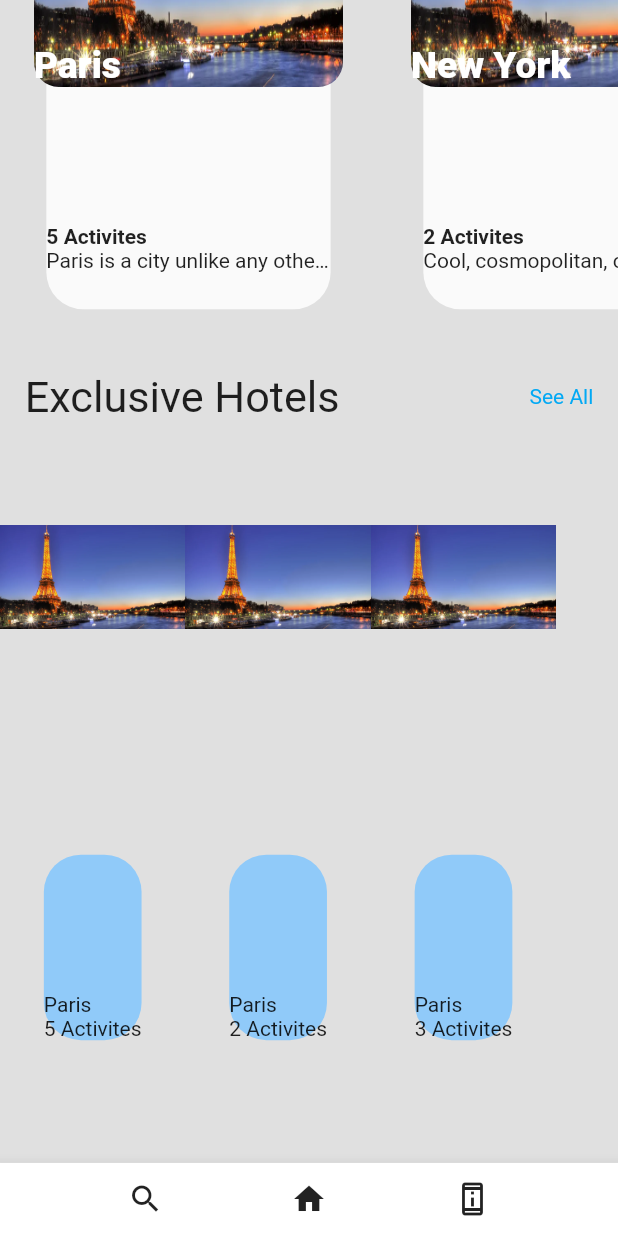
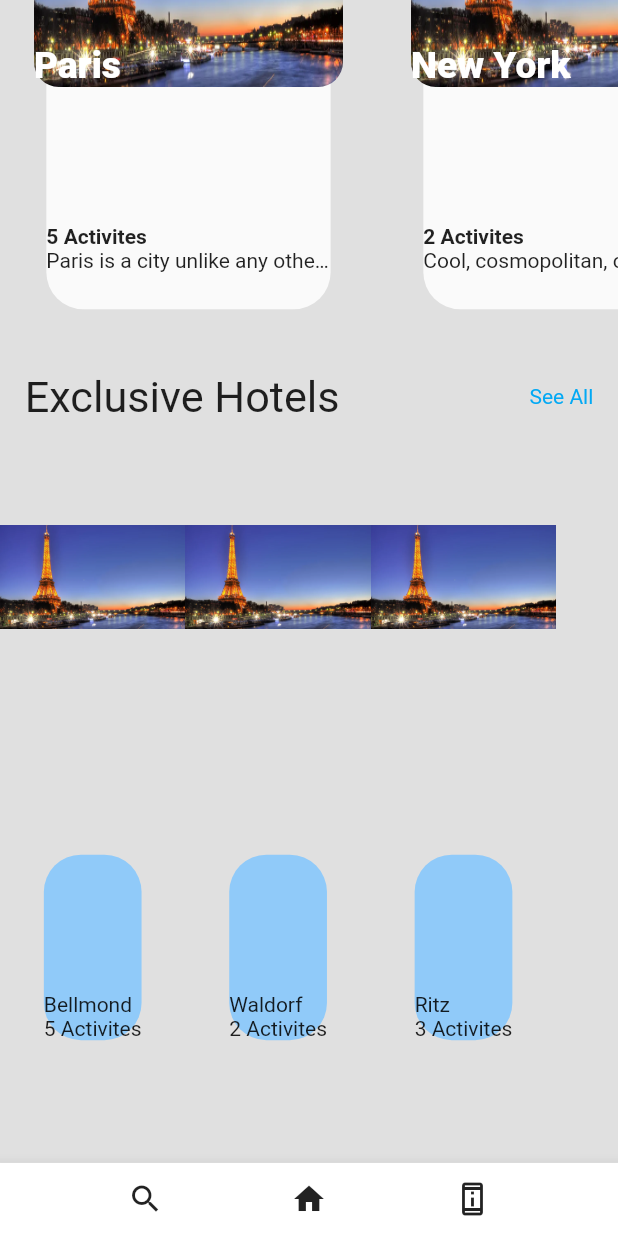
Before and after one commit to L1ght5p33D/travel_app_ui_flutter, a Flutter app: the screen it shows after launch, scrolled down 374 dp, on a phone screen of 412 x 824 dp. Run offline on Flutter 3.47's test engine with Material 2 defaults, Android fonts, the phone set to English and light mode, and no system bars.

```diff
--- a/lib/destinationCaro.dart
+++ b/lib/destinationCaro.dart
@@ -8,21 +8,24 @@ List<Map> destinationdata = [
     "activityCount": "5 Activites",
     "description":
         "Paris is a city unlike any other. It is overflowing with culture, history, and beauty. And while people travel to Paris to see the Louvre",
-    "img_path": "assets/images/paris_travel.webp"
+    "img_path": "assets/images/paris_travel.webp",
+    "activities": [{"activity_name": "hiking", "activity_type":"outdoors", "activity_price": 20}]
   },
   {
     "destinationName": "New York",
     "activityCount": "2 Activites",
     "description":
         "Cool, cosmopolitan, crowded, constantly evolving … the Big Apple blends big city splendor with small-town charm. Amid New York's iconic landmarks and towering skyscrapers",
-    "img_path": "assets/images/paris_travel.webp"
+    "img_path": "assets/images/paris_travel.webp",
+    "activities": [{"activity_name": "hiking", "activity_type":"outdoors", "activity_price": 20}]
   },
   {
     "destinationName": "Tokyo",
     "activityCount": "3 Activites",
     "description":
         "Today, Tokyo offers a seemingly unlimited choice of shopping, entertainment, culture and dining to its visitors. The city's history can be",
-    "img_path": "assets/images/paris_travel.webp"
+    "img_path": "assets/images/paris_travel.webp",
+    "activities": [{"activity_name": "hiking", "activity_type":"outdoors", "activity_price": 20}]
   }
 ];
 
@@ -71,6 +74,7 @@ class _DestinationCarouselState extends State<DestinationCarousel> {
                           ss.width * .04, ss.width * .02, ss.width * .04, 0.0),
                       child: GestureDetector(
                         onTap: () {
+                          print("get dest indx" + destinations_idx.toString());
                           Navigator.of(context)
                               .push(MaterialPageRoute(builder: (context) {
                             return DestinationDetail(
--- a/lib/hotelCaro.dart
+++ b/lib/hotelCaro.dart
@@ -3,19 +3,19 @@ import 'package:flutter/rendering.dart';
 
 List<Map> hoteldata = [
   {
-    "hotelName": "Paris",
+    "hotelName": "Bellmond",
     "hotelLocation": "5 Activites",
     "price": "Stuff",
     "img_path": "assets/images/paris_travel.webp"
   },
   {
-    "hotelName": "Paris",
+    "hotelName": "Waldorf",
     "hotelLocation": "2 Activites",
     "price": "Stuff",
     "img_path": "assets/images/paris_travel.webp"
   },
   {
-    "hotelName": "Paris",
+    "hotelName": "Ritz",
     "hotelLocation": "3 Activites",
     "price": "Stuff",
     "img_path": "assets/images/paris_travel.webp"
```
Also changed, not shown: lib/destinationDetail.dart (+4 -4 lines).
